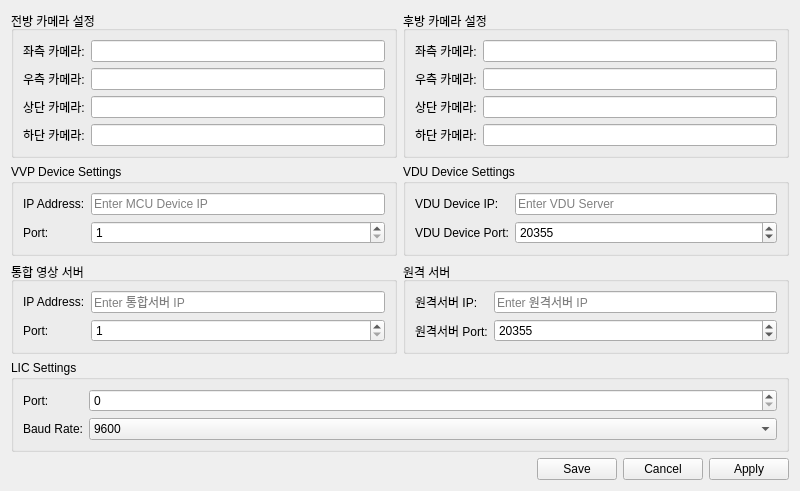
Before: the Qt Designer form IPU/Public/Config/IPUConfig.ui in lee-younggil/ipu_app, drawn with Qt 5.
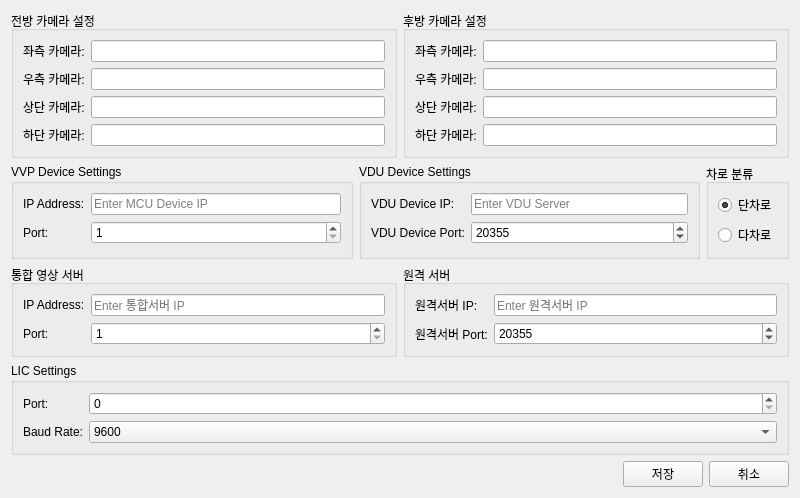
After: the same form once the commit is applied.

```diff
--- a/IPU/Public/Config/IPUConfig.ui
+++ b/IPU/Public/Config/IPUConfig.ui
@@ -201,6 +201,31 @@
             </layout>
         </widget>
     </item>
+    <item>
+     <widget class="QGroupBox" name="groupBoxLaneClassification">
+      <property name="title">
+       <string>차로 분류</string>
+      </property>
+      <layout class="QVBoxLayout" name="verticalLayout_LaneClassification"> <item>
+        <widget class="QRadioButton" name="radioButtonSingleLane">
+         <property name="text">
+          <string>단차로</string>
+         </property>
+         <property name="checked">
+          <bool>true</bool>
+         </property>
+        </widget>
+       </item>
+       <item>
+        <widget class="QRadioButton" name="radioButtonMultiLane">
+         <property name="text">
+          <string>다차로</string>
+         </property>
+        </widget>
+       </item>
+      </layout>
+     </widget>
+    </item>
    </layout>
    </item>
    <item>
@@ -368,21 +393,14 @@
      <item>
       <widget class="QPushButton" name="pushButtonSave">
        <property name="text">
-        <string>Save</string>
+        <string>저장</string>
        </property>
       </widget>
      </item>
      <item>
       <widget class="QPushButton" name="pushButtonCancel">
        <property name="text">
-        <string>Cancel</string>
-       </property>
-      </widget>
-     </item>
-     <item>
-      <widget class="QPushButton" name="pushButtonApply">
-       <property name="text">
-        <string>Apply</string>
+        <string>취소</string>
        </property>
       </widget>
      </item>
```
Left out of the diff: 7 changed lines with no effect on the pictures.
